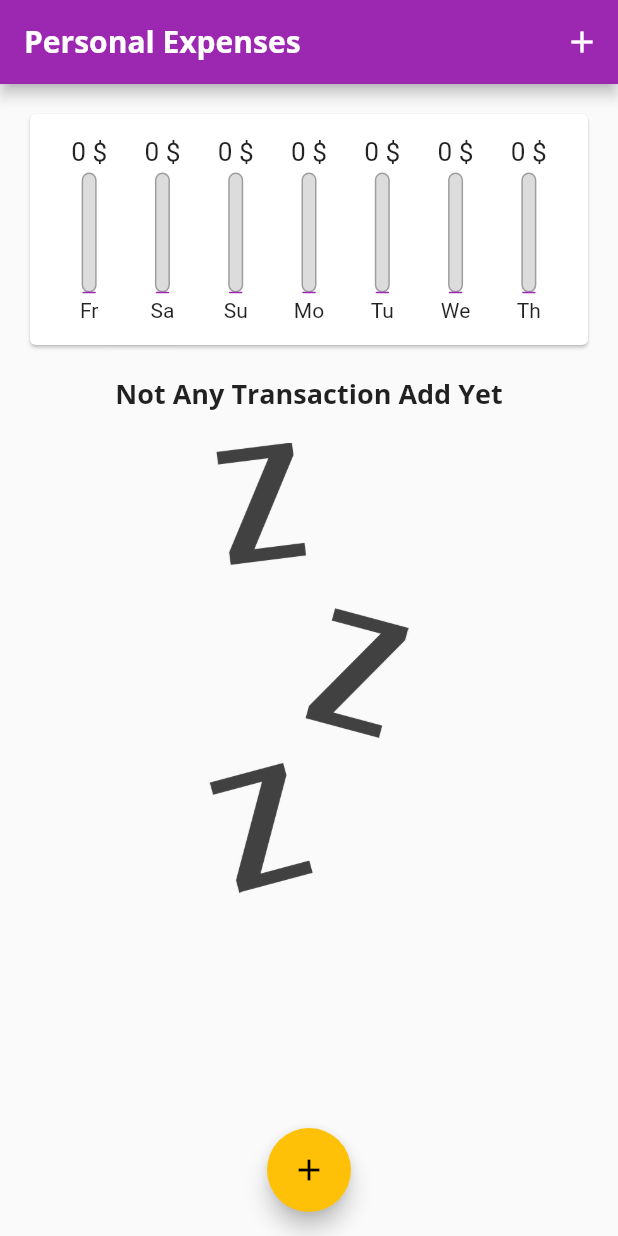
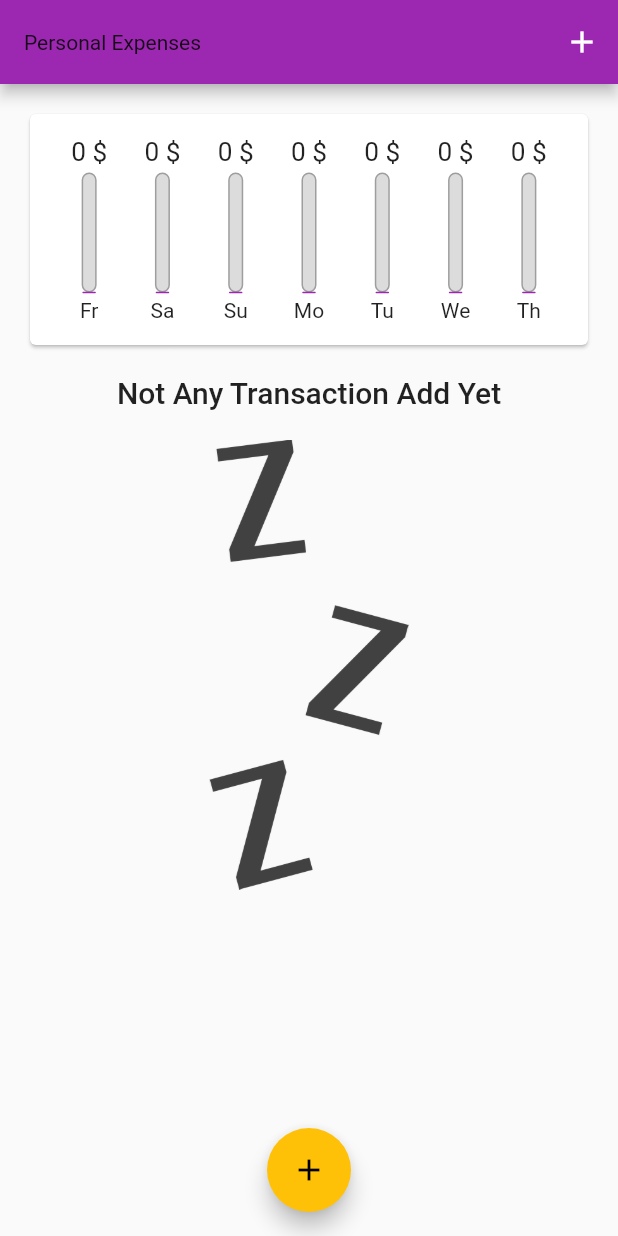
Before and after one commit to MeTi-DeV/Personal-Expenses-flutter, a Flutter app: the screen it shows after launch, on a phone screen of 412 x 824 dp. Run offline on Flutter 3.47's test engine with Material 2 defaults, Android fonts, the phone set to English and light mode, and no system bars.

Commit message:
last step to create basic Personal-Expenses define

```diff
--- a/lib/main.dart
+++ b/lib/main.dart
@@ -16,7 +16,7 @@ class MyApp extends StatelessWidget {
         fontFamily: 'Quicksand',
         appBarTheme: AppBarTheme(
           textTheme: ThemeData.light().textTheme.copyWith(
-                title: TextStyle(
+                subtitle1: TextStyle(
                   fontFamily: 'OpenSans',
                   fontSize: 20,
                   fontWeight: FontWeight.bold,
@@ -24,12 +24,12 @@ class MyApp extends StatelessWidget {
               ),
         ),
         textTheme: ThemeData.light().textTheme.copyWith(
-              title: TextStyle(
-                  fontFamily: 'OpenSans',
-                  fontWeight: FontWeight.bold,
-                  fontSize: 18),
-                  button: TextStyle(color: Colors.white , fontWeight: FontWeight.bold)
-            ),
+            subtitle1: TextStyle(
+                fontFamily: 'OpenSans',
+                fontWeight: FontWeight.bold,
+                fontSize: 18),
+            button:
+                TextStyle(color: Colors.white, fontWeight: FontWeight.bold)),
       ),
       debugShowCheckedModeBanner: false,
       title: 'Personal Expenses',
@@ -44,7 +44,8 @@ class MyHomePage extends StatefulWidget {
 }
 
 class _MyHomePageState extends State<MyHomePage> {
-  void _addNewTransaction(String txTitle, double txAmount ,DateTime currentDate) {
+  void _addNewTransaction(
+      String txTitle, double txAmount, DateTime currentDate) {
     final newTx = Transaction(
       id: DateTime.now().toString(),
       title: txTitle,
@@ -67,6 +68,13 @@ class _MyHomePageState extends State<MyHomePage> {
             child: NewTransaction(_addNewTransaction),
           );
         });
+  }
+//comment 1 : create a function to remove any Transactions by id
+  void _deleteTransaction(String Txid) {
+    setState(() {
+      //comment 2 : removeWhere is to fliter an transaction by id
+      _userTransactions.removeWhere((tx) => tx.id == Txid);
+    });
   }
 
   final List<Transaction> _userTransactions = [
@@ -95,7 +103,7 @@ class _MyHomePageState extends State<MyHomePage> {
           crossAxisAlignment: CrossAxisAlignment.start,
           children: [
             Chart(_recentTransactions),
-            TransactionList(_userTransactions),
+            TransactionList(_userTransactions , _deleteTransaction),
           ],
         ),
       ),
--- a/lib/widgets/transaction_list.dart
+++ b/lib/widgets/transaction_list.dart
@@ -4,22 +4,24 @@ import '../models/transaction.dart';
 
 class TransactionList extends StatelessWidget {
   final List<Transaction> transactions;
-  TransactionList(this.transactions);
+  // comment 1 : deleteTx is for transaction delete handller
+  final Function deleteTx;
+  TransactionList(this.transactions, this.deleteTx);
   @override
   Widget build(BuildContext context) {
     return Container(
-      height: 400,
+      height: 450,
       child: transactions.isEmpty
           ? Center(
               child: Column(
                 children: [
                   Text(
                     'Not Any Transaction Add Yet',
-                    style: Theme.of(context).textTheme.title,
+                    style: Theme.of(context).textTheme.headline6,
                   ),
                   SizedBox(height: 20),
                   Container(
-                    height: 300,
+                    height:300,
                     child: Image.asset(
                       'assets/images/waiting.png',
                       fit: BoxFit.cover,
@@ -36,7 +38,6 @@ class TransactionList extends StatelessWidget {
                     child: Container(
                       height: 100,
                       alignment: AlignmentDirectional.center,
-                      // use ListTile instead of Row its make our widget shorter and make performance higher
                       child: ListTile(
                         leading: CircleAvatar(
                           backgroundColor: Theme.of(context).primaryColor,
@@ -49,16 +50,26 @@ class TransactionList extends StatelessWidget {
                                 style: TextStyle(
                                   color: Colors.white,
                                   fontSize: 24,
-                                    )),
+                                ),
+                              ),
                             ),
                           ),
                         ),
                         title: Text(transactions[index].title,
-                              style: Theme.of(context).textTheme.title),
-                          subtitle: Text(transactions[index].date.day==DateTime.now().day?
-                              DateFormat('hh : mm : ss \nEEEE d MMMM y')
-                                  .format(transactions[index].date):DateFormat('EEEE d MMMM y').format(transactions[index].date),
-                              style: TextStyle(color: Colors.grey))),
+                            style: Theme.of(context).textTheme.headline6),
+                        subtitle: Text(
+                            transactions[index].date.day == DateTime.now().day
+                                ? DateFormat('hh : mm : ss \nEEEE d MMMM y')
+                                    .format(transactions[index].date)
+                                : DateFormat('EEEE d MMMM y')
+                                    .format(transactions[index].date),
+                            style: TextStyle(color: Colors.grey)),
+                        trailing: IconButton(
+                          //comment 2 : use deleteTx as delete button function
+                            onPressed: () => deleteTx(transactions[index].id),
+                            icon: Icon(Icons.delete,
+                                color: Theme.of(context).errorColor)),
+                      ),
                     ),
                   ),
                 );
```
Also changed, not shown: lib/widgets/new_transaction.dart (+1 -9 lines), pubspec.lock. Lines whose indentation alone changed are shown as unchanged.
